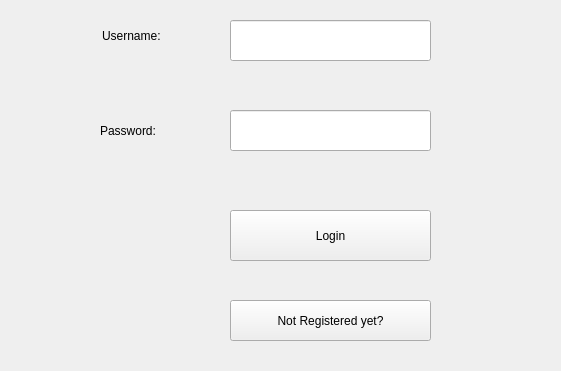
MubtasimSajid/CareSphere, file CareSphere/login.ui: the form before one commit.
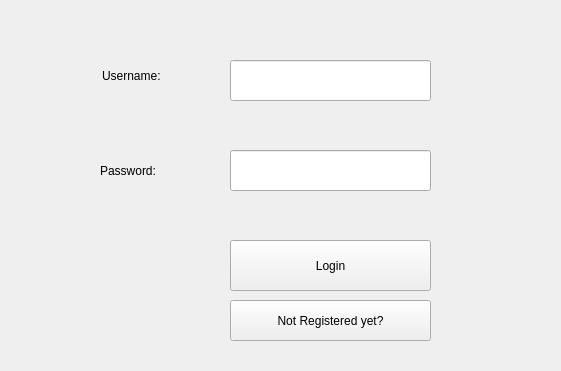
The form after the commit.

Commit message: Patient side fully functional

```diff
--- a/CareSphere/login.ui
+++ b/CareSphere/login.ui
@@ -27,7 +27,7 @@
     <property name="geometry">
      <rect>
       <x>240</x>
-      <y>170</y>
+      <y>210</y>
       <width>181</width>
       <height>20</height>
      </rect>
@@ -58,7 +58,7 @@
     <property name="geometry">
      <rect>
       <x>230</x>
-      <y>110</y>
+      <y>150</y>
       <width>201</width>
       <height>41</height>
      </rect>
@@ -68,7 +68,7 @@
     <property name="geometry">
      <rect>
       <x>100</x>
-      <y>110</y>
+      <y>150</y>
       <width>121</width>
       <height>41</height>
      </rect>
@@ -81,7 +81,7 @@
     <property name="geometry">
      <rect>
       <x>230</x>
-      <y>210</y>
+      <y>240</y>
       <width>201</width>
       <height>51</height>
      </rect>
@@ -94,7 +94,7 @@
     <property name="geometry">
      <rect>
       <x>102</x>
-      <y>20</y>
+      <y>60</y>
       <width>111</width>
       <height>31</height>
      </rect>
@@ -107,7 +107,7 @@
     <property name="geometry">
      <rect>
       <x>230</x>
-      <y>20</y>
+      <y>60</y>
       <width>201</width>
       <height>41</height>
      </rect>
```
